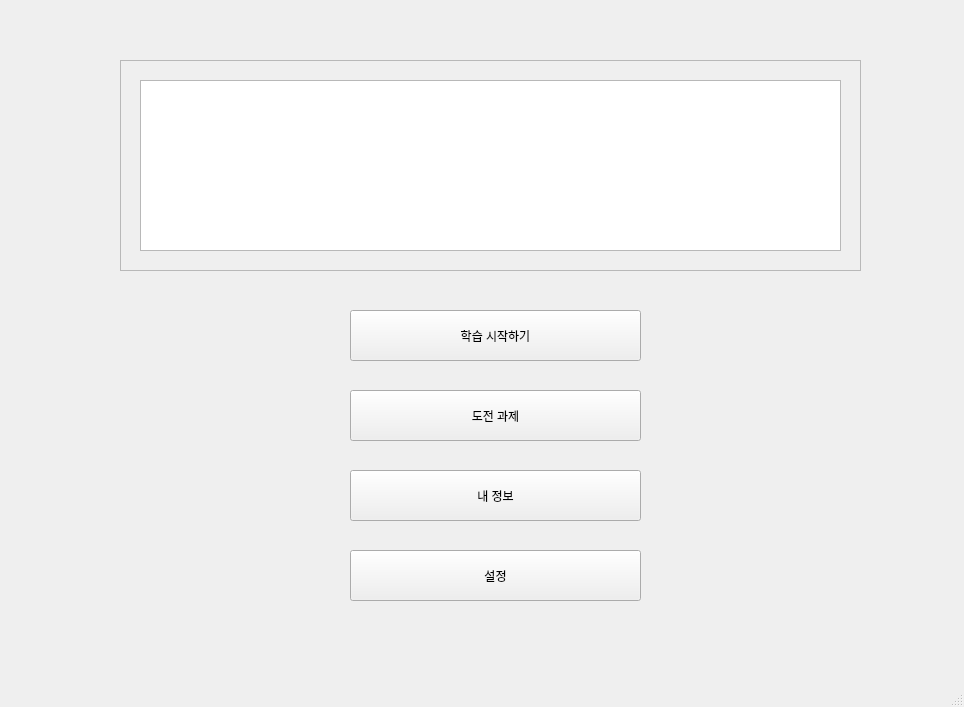
Old version of the form layout/Main.ui in the repository idkim97/Studium.
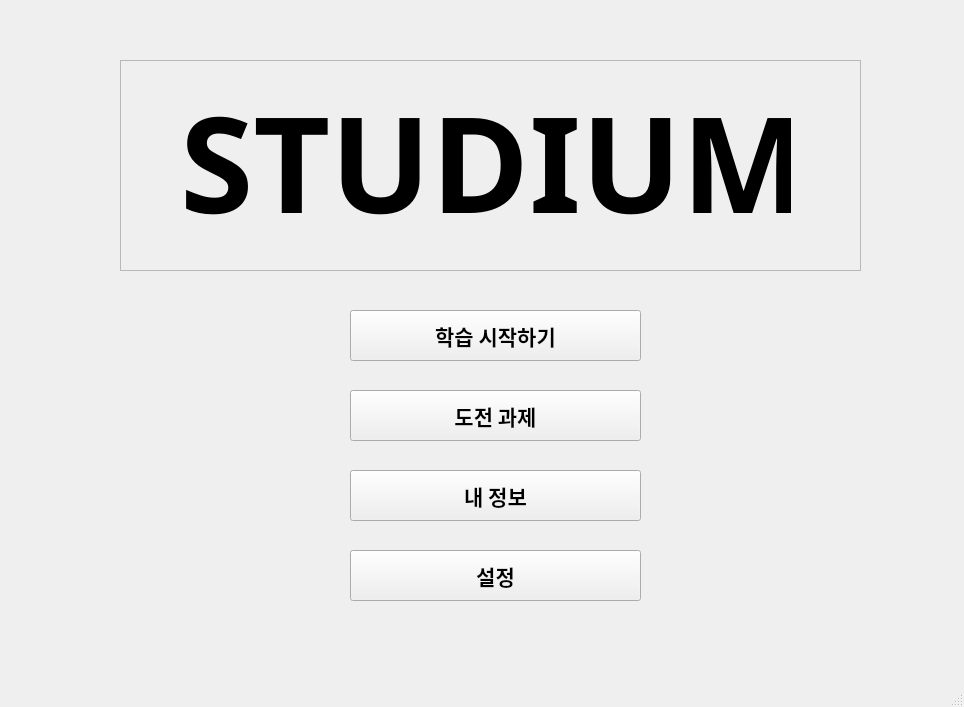
New version of the form.

Diff of the .ui file:
```diff
--- a/layout/Main.ui
+++ b/layout/Main.ui
@@ -23,6 +23,14 @@
       <height>51</height>
      </rect>
     </property>
+    <property name="font">
+     <font>
+      <family>IM혜민 Bold</family>
+      <pointsize>16</pointsize>
+      <weight>75</weight>
+      <bold>true</bold>
+     </font>
+    </property>
     <property name="text">
      <string>학습 시작하기</string>
     </property>
@@ -42,21 +50,25 @@
     <property name="frameShadow">
      <enum>QFrame::Raised</enum>
     </property>
-    <widget class="QTextEdit" name="textEdit">
+    <widget class="QLabel" name="Studium">
      <property name="geometry">
       <rect>
-       <x>20</x>
-       <y>20</y>
-       <width>701</width>
-       <height>171</height>
+       <x>60</x>
+       <y>10</y>
+       <width>611</width>
+       <height>181</height>
       </rect>
      </property>
-     <property name="html">
-      <string>&lt;!DOCTYPE HTML PUBLIC &quot;-//W3C//DTD HTML 4.0//EN&quot; &quot;http://www.w3.org/TR/REC-html40/strict.dtd&quot;&gt;
-&lt;html&gt;&lt;head&gt;&lt;meta name=&quot;qrichtext&quot; content=&quot;1&quot; /&gt;&lt;style type=&quot;text/css&quot;&gt;
-p, li { white-space: pre-wrap; }
-&lt;/style&gt;&lt;/head&gt;&lt;body style=&quot; font-family:'Gulim'; font-size:9pt; font-weight:400; font-style:normal;&quot;&gt;
-&lt;p align=&quot;center&quot; style=&quot;-qt-paragraph-type:empty; margin-top:0px; margin-bottom:0px; margin-left:0px; margin-right:0px; -qt-block-indent:0; text-indent:0px;&quot;&gt;&lt;br /&gt;&lt;/p&gt;&lt;/body&gt;&lt;/html&gt;</string>
+     <property name="font">
+      <font>
+       <family>IM혜민 Bold</family>
+       <pointsize>100</pointsize>
+       <weight>75</weight>
+       <bold>true</bold>
+      </font>
+     </property>
+     <property name="text">
+      <string>&lt;html&gt;&lt;head/&gt;&lt;body&gt;&lt;p align=&quot;center&quot;&gt;STUDIUM&lt;/p&gt;&lt;/body&gt;&lt;/html&gt;</string>
      </property>
     </widget>
    </widget>
@@ -69,6 +81,14 @@
       <height>51</height>
      </rect>
     </property>
+    <property name="font">
+     <font>
+      <family>IM혜민 Bold</family>
+      <pointsize>16</pointsize>
+      <weight>75</weight>
+      <bold>true</bold>
+     </font>
+    </property>
     <property name="text">
      <string>도전 과제</string>
     </property>
@@ -82,6 +102,14 @@
       <height>51</height>
      </rect>
     </property>
+    <property name="font">
+     <font>
+      <family>IM혜민 Bold</family>
+      <pointsize>16</pointsize>
+      <weight>75</weight>
+      <bold>true</bold>
+     </font>
+    </property>
     <property name="text">
      <string>내 정보</string>
     </property>
@@ -95,6 +123,14 @@
       <height>51</height>
      </rect>
     </property>
+    <property name="font">
+     <font>
+      <family>IM혜민 Bold</family>
+      <pointsize>16</pointsize>
+      <weight>75</weight>
+      <bold>true</bold>
+     </font>
+    </property>
     <property name="text">
      <string>설정</string>
     </property>
```
Left out of the diff: 8 changed lines with no effect on the pictures.
